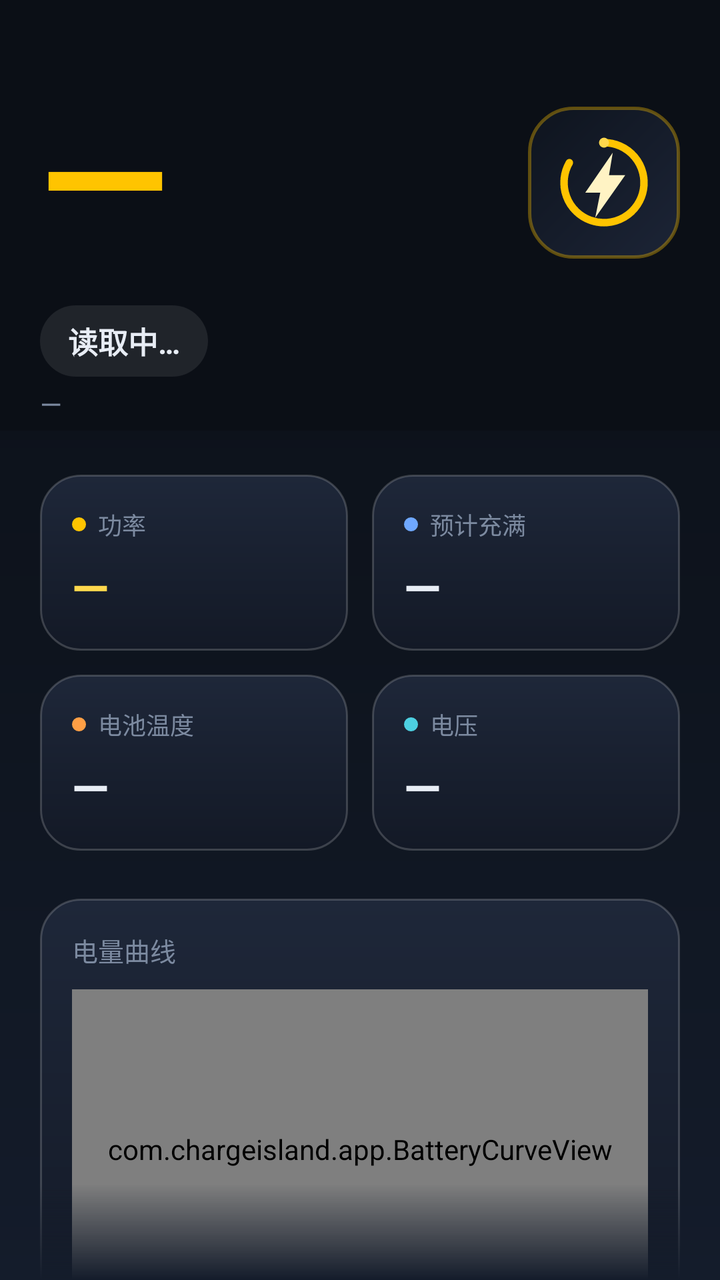
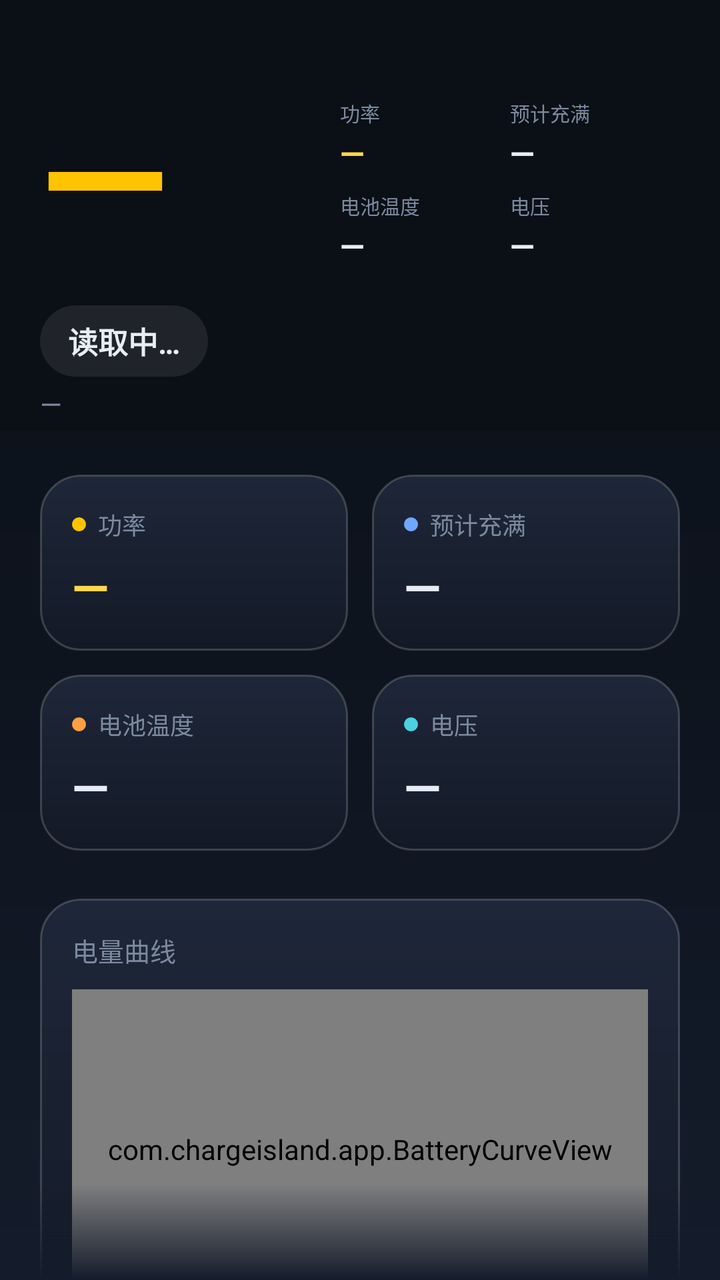

Two renders of the same Android screen: before a commit and after it. Below are the layout's source before the change and the commit's diff.
<!-- AndroidManifest.xml: activity theme android:Theme.Material.NoActionBar -->
<!-- res/layout/activity_main.xml -->
<?xml version="1.0" encoding="utf-8"?>
<LinearLayout xmlns:android="http://schemas.android.com/apk/res/android"
    android:layout_width="match_parent"
    android:layout_height="match_parent"
    android:background="@drawable/bg_gradient"
    android:orientation="vertical">

    
    <LinearLayout
        android:id="@+id/header"
        android:layout_width="match_parent"
        android:layout_height="wrap_content"
        android:background="#0B0F16"
        android:orientation="vertical"
        android:paddingStart="20dp"
        android:paddingTop="28dp"
        android:paddingEnd="20dp"
        android:paddingBottom="4dp">

        
        <RelativeLayout
            android:layout_width="match_parent"
            android:layout_height="wrap_content"
            android:layout_marginTop="14dp">

            <TextView
                android:id="@+id/tvLevel"
                android:layout_width="wrap_content"
                android:layout_height="wrap_content"
                android:layout_centerVertical="true"
                android:includeFontPadding="false"
                android:text="—"
                android:textColor="#FFC400"
                android:textSize="84sp"
                android:textStyle="bold" />

            <ImageView
                android:id="@+id/ivBadge"
                android:layout_width="76dp"
                android:layout_height="76dp"
                android:layout_alignParentEnd="true"
                android:layout_centerVertical="true"
                android:background="@drawable/badge_bg"
                android:contentDescription="充电进度岛徽章"
                android:padding="8dp"
                android:src="@drawable/ic_badge_ring" />
        </RelativeLayout>

        <TextView
            android:id="@+id/tvStatus"
            android:layout_width="wrap_content"
            android:layout_height="wrap_content"
            android:layout_marginTop="12dp"
            android:background="@drawable/pill_badge"
            android:includeFontPadding="false"
            android:paddingStart="14dp"
            android:paddingTop="7dp"
            android:paddingEnd="14dp"
            android:paddingBottom="7dp"
            android:text="读取中…"
            android:textColor="#E8EDF5"
            android:textSize="15sp"
            android:textStyle="bold" />

        <TextView
            android:id="@+id/tvPlug"
            android:layout_width="wrap_content"
            android:layout_height="wrap_content"
            android:layout_marginTop="4dp"
            android:text="—"
            android:textColor="#7C8AA0"
            android:textSize="14sp" />

        
        <LinearLayout
            android:id="@+id/miniBar"
            android:layout_width="match_parent"
            android:layout_height="wrap_content"
            android:layout_marginTop="12dp"
            android:baselineAligned="false"
            android:orientation="horizontal"
            android:visibility="gone">

            <LinearLayout
                android:layout_width="0dp"
                android:layout_height="wrap_content"
                android:layout_weight="1"
                android:orientation="vertical">

                <TextView
                    android:layout_width="wrap_content"
                    android:layout_height="wrap_content"
                    android:text="功率"
                    android:textColor="#7C8AA0"
                    android:textSize="10sp" />

                <TextView
                    android:id="@+id/tvPowerMini"
                    android:layout_width="wrap_content"
                    android:layout_height="wrap_content"
                    android:layout_marginTop="2dp"
                    android:text="—"
                    android:textColor="#FFD84D"
                    android:textSize="16sp"
                    android:textStyle="bold" />
            </LinearLayout>

            <LinearLayout
                android:layout_width="0dp"
                android:layout_height="wrap_content"
                android:layout_weight="1"
                android:orientation="vertical">

                <TextView
                    android:id="@+id/tvEtaLabelMini"
                    android:layout_width="wrap_content"
                    android:layout_height="wrap_content"
                    android:text="预计充满"
                    android:textColor="#7C8AA0"
                    android:textSize="10sp" />

                <TextView
                    android:id="@+id/tvEtaMini"
                    android:layout_width="wrap_content"
                    android:layout_height="wrap_content"
                    android:layout_marginTop="2dp"
                    android:text="—"
                    android:textColor="#E8EDF5"
                    android:textSize="16sp"
                    android:textStyle="bold" />
            </LinearLayout>

            <LinearLayout
                android:layout_width="0dp"
                android:layout_height="wrap_content"
                android:layout_weight="1"
                android:orientation="vertical">

                <TextView
                    android:layout_width="wrap_content"
                    android:layout_height="wrap_content"
                    android:text="电池温度"
                    android:textColor="#7C8AA0"
                    android:textSize="10sp" />

                <TextView
                    android:id="@+id/tvTempMini"
                    android:layout_width="wrap_content"
                    android:layout_height="wrap_content"
                    android:layout_marginTop="2dp"
                    android:text="—"
                    android:textColor="#E8EDF5"
                    android:textSize="16sp"
                    android:textStyle="bold" />
            </LinearLayout>

            <LinearLayout
                android:layout_width="0dp"
                android:layout_height="wrap_content"
                android:layout_weight="1"
                android:orientation="vertical">

                <TextView
                    android:layout_width="wrap_content"
                    android:layout_height="wrap_content"
                    android:text="电压"
                    android:textColor="#7C8AA0"
                    android:textSize="10sp" />

                <TextView
                    android:id="@+id/tvVoltageMini"
                    android:layout_width="wrap_content"
                    android:layout_height="wrap_content"
                    android:layout_marginTop="2dp"
                    android:text="—"
                    android:textColor="#E8EDF5"
                    android:textSize="16sp"
                    android:textStyle="bold" />
            </LinearLayout>
        </LinearLayout>
    </LinearLayout>

    <ScrollView
        android:id="@+id/contentScroll"
        android:layout_width="match_parent"
        android:layout_height="0dp"
        android:layout_weight="1"
        android:fadingEdgeLength="48dp"
        android:fillViewport="true"
        android:overScrollMode="never"
        android:requiresFadingEdge="vertical"
        android:scrollbars="none">

        <LinearLayout
            android:layout_width="match_parent"
            android:layout_height="wrap_content"
            android:orientation="vertical"
            android:paddingStart="20dp"
            android:paddingTop="16dp"
            android:paddingEnd="20dp"
            android:paddingBottom="24dp">

            <LinearLayout
                android:layout_width="match_parent"
                android:layout_height="wrap_content"
                android:layout_marginTop="6dp"
                android:baselineAligned="false"
                android:orientation="horizontal">

                <LinearLayout
                    android:layout_width="0dp"
                    android:layout_height="wrap_content"
                    android:layout_weight="1"
                    android:background="@drawable/card_bg"
                    android:orientation="vertical"
                    android:padding="16dp">

                    <LinearLayout
                        android:layout_width="wrap_content"
                        android:layout_height="wrap_content"
                        android:gravity="center_vertical"
                        android:orientation="horizontal">

                        <View
                            android:layout_width="7dp"
                            android:layout_height="7dp"
                            android:layout_marginEnd="6dp"
                            android:background="@drawable/dot_power" />

                        <TextView
                            android:layout_width="wrap_content"
                            android:layout_height="wrap_content"
                            android:text="功率"
                            android:textColor="#7C8AA0"
                            android:textSize="12sp" />
                    </LinearLayout>

                    <TextView
                        android:id="@+id/tvPower"
                        android:layout_width="wrap_content"
                        android:layout_height="wrap_content"
                        android:layout_marginTop="6dp"
                        android:text="—"
                        android:textColor="#FFD84D"
                        android:textSize="24sp"
                        android:textStyle="bold" />
                </LinearLayout>

                <LinearLayout
                    android:layout_width="0dp"
                    android:layout_height="wrap_content"
                    android:layout_marginStart="12dp"
                    android:layout_weight="1"
                    android:background="@drawable/card_bg"
                    android:orientation="vertical"
                    android:padding="16dp">

                    <LinearLayout
                        android:layout_width="wrap_content"
                        android:layout_height="wrap_content"
                        android:gravity="center_vertical"
                        android:orientation="horizontal">

                        <View
                            android:layout_width="7dp"
                            android:layout_height="7dp"
                            android:layout_marginEnd="6dp"
                            android:background="@drawable/dot_eta" />

                        <TextView
                            android:id="@+id/tvEtaLabel"
                            android:layout_width="wrap_content"
                            android:layout_height="wrap_content"
                            android:text="预计充满"
                            android:textColor="#7C8AA0"
                            android:textSize="12sp" />
                    </LinearLayout>

                    <TextView
                        android:id="@+id/tvEta"
                        android:layout_width="wrap_content"
                        android:layout_height="wrap_content"
                        android:layout_marginTop="6dp"
                        android:text="—"
                        android:textColor="#E8EDF5"
                        android:textSize="24sp"
                        android:textStyle="bold" />
                </LinearLayout>
            </LinearLayout>

            <LinearLayout
                android:layout_width="match_parent"
                android:layout_height="wrap_content"
                android:layout_marginTop="12dp"
                android:baselineAligned="false"
                android:orientation="horizontal">

                <LinearLayout
                    android:layout_width="0dp"
                    android:layout_height="wrap_content"
                    android:layout_weight="1"
                    android:background="@drawable/card_bg"
                    android:orientation="vertical"
                    android:padding="16dp">

                    <LinearLayout
                        android:layout_width="wrap_content"
                        android:layout_height="wrap_content"
                        android:gravity="center_vertical"
                        android:orientation="horizontal">

                        <View
                            android:layout_width="7dp"
                            android:layout_height="7dp"
                            android:layout_marginEnd="6dp"
                            android:background="@drawable/dot_temp" />

                        <TextView
                            android:layout_width="wrap_content"
                            android:layout_height="wrap_content"
                            android:text="电池温度"
                            android:textColor="#7C8AA0"
                            android:textSize="12sp" />
                    </LinearLayout>

                    <TextView
                        android:id="@+id/tvTemp"
                        android:layout_width="wrap_content"
                        android:layout_height="wrap_content"
                        android:layout_marginTop="6dp"
                        android:text="—"
                        android:textColor="#E8EDF5"
                        android:textSize="24sp"
                        android:textStyle="bold" />
                </LinearLayout>

                <LinearLayout
                    android:layout_width="0dp"
                    android:layout_height="wrap_content"
                    android:layout_marginStart="12dp"
                    android:layout_weight="1"
                    android:background="@drawable/card_bg"
                    android:orientation="vertical"
                    android:padding="16dp">

                    <LinearLayout
                        android:layout_width="wrap_content"
                        android:layout_height="wrap_content"
                        android:gravity="center_vertical"
                        android:orientation="horizontal">

                        <View
                            android:layout_width="7dp"
                            android:layout_height="7dp"
                            android:layout_marginEnd="6dp"
                            android:background="@drawable/dot_voltage" />

                        <TextView
                            android:layout_width="wrap_content"
                            android:layout_height="wrap_content"
                            android:text="电压"
                            android:textColor="#7C8AA0"
                            android:textSize="12sp" />
                    </LinearLayout>

                    <TextView
                        android:id="@+id/tvVoltage"
                        android:layout_width="wrap_content"
                        android:layout_height="wrap_content"
                        android:layout_marginTop="6dp"
                        android:text="—"
                        android:textColor="#E8EDF5"
                        android:textSize="24sp"
                        android:textStyle="bold" />
                </LinearLayout>
            </LinearLayout>

            <LinearLayout
                android:layout_width="match_parent"
                android:layout_height="wrap_content"
                android:layout_marginTop="24dp"
                android:background="@drawable/card_bg"
                android:orientation="vertical"
                android:padding="16dp">

                <TextView
                    android:layout_width="wrap_content"
                    android:layout_height="wrap_content"
                    android:text="电量曲线"
                    android:textColor="#7C8AA0"
                    android:textSize="13sp" />

                <com.chargeisland.app.BatteryCurveView
                    android:id="@+id/curve"
                    android:layout_width="match_parent"
                    android:layout_height="160dp"
                    android:layout_marginTop="10dp" />
            </LinearLayout>

            <Button
                android:id="@+id/btnToggle"
                android:layout_width="match_parent"
                android:layout_height="56dp"
                android:layout_marginTop="26dp"
                android:background="@drawable/btn_primary_bg"
                android:text="开始监控充电进度"
                android:textColor="#10151F"
                android:textSize="16sp"
                android:textStyle="bold" />

            <LinearLayout
                android:layout_width="match_parent"
                android:layout_height="wrap_content"
                android:layout_marginTop="16dp"
                android:gravity="center_vertical"
                android:orientation="horizontal">

                <TextView
                    android:id="@+id/tvPromoted"
                    android:layout_width="0dp"
                    android:layout_height="wrap_content"
                    android:layout_weight="1"
                    android:text="实时动态：检测中…"
                    android:textColor="#7C8AA0"
                    android:textSize="13sp" />
            </LinearLayout>

            <LinearLayout
                android:layout_width="match_parent"
                android:layout_height="wrap_content"
                android:layout_marginTop="10dp"
                android:orientation="horizontal">

                <Button
                    android:id="@+id/btnLiveSettings"
                    android:layout_width="0dp"
                    android:layout_height="44dp"
                    android:layout_weight="1"
                    android:background="@drawable/btn_ghost_bg"
                    android:text="实时动态设置"
                    android:textColor="#6FA8FF"
                    android:textSize="12sp" />

                <Button
                    android:id="@+id/btnCheckUpdate"
                    android:layout_width="0dp"
                    android:layout_height="44dp"
                    android:layout_marginStart="10dp"
                    android:layout_weight="1"
                    android:background="@drawable/btn_ghost_bg"
                    android:text="检查更新"
                    android:textColor="#6FA8FF"
                    android:textSize="12sp" />

                <Button
                    android:id="@+id/btnChangelog"
                    android:layout_width="0dp"
                    android:layout_height="44dp"
                    android:layout_marginStart="10dp"
                    android:layout_weight="1"
                    android:background="@drawable/btn_ghost_bg"
                    android:text="更新日志"
                    android:textColor="#6FA8FF"
                    android:textSize="12sp" />
            </LinearLayout>

            <TextView
                android:id="@+id/tvHint"
                android:layout_width="match_parent"
                android:layout_height="wrap_content"
                android:layout_marginTop="14dp"
                android:layout_marginBottom="8dp"
                android:lineSpacingExtra="3dp"
                android:text="开启后常驻通知并请求实时动态提升；插电或开机时自动启动，无需手动确认。若背屏未显示充电进度：请到 设置 → 妙享背屏 → 背屏通知，开启「背屏通知」与「显示通知详情」。"
                android:textColor="#7C8AA0"
                android:textSize="13sp" />
        </LinearLayout>
    </ScrollView>
</LinearLayout>
<!-- resources referenced by this layout -->
<resources>
  <!-- drawable badge_bg (drawable) -->
  <?xml version="1.0" encoding="utf-8"?>
  <shape xmlns:android="http://schemas.android.com/apk/res/android">
      <gradient
          android:angle="135"
          android:endColor="#0E141E"
          android:startColor="#1C2436" />
      <stroke
          android:width="1.5dp"
          android:color="#59FFC400" />
      <corners android:radius="22dp" />
  </shape>
  <!-- drawable bg_gradient (drawable) -->
  <?xml version="1.0" encoding="utf-8"?>
  <shape xmlns:android="http://schemas.android.com/apk/res/android">
      <gradient
          android:angle="270"
          android:startColor="#0B0F16"
          android:centerColor="#0E141E"
          android:endColor="#141C2B"
          android:type="linear" />
  </shape>
  <!-- drawable btn_ghost_bg (drawable) -->
  <?xml version="1.0" encoding="utf-8"?>
  <shape xmlns:android="http://schemas.android.com/apk/res/android">
      <solid android:color="#1A2130" />
      <stroke
          android:width="1dp"
          android:color="#3AFFFFFF" />
      <corners android:radius="99dp" />
  </shape>
  <!-- drawable btn_primary_bg (drawable) -->
  <?xml version="1.0" encoding="utf-8"?>
  <shape xmlns:android="http://schemas.android.com/apk/res/android">
      <gradient
          android:angle="0"
          android:startColor="#FFD84D"
          android:endColor="#FFA726"
          android:type="linear" />
      <corners android:radius="26dp" />
  </shape>
  <!-- drawable card_bg (drawable) -->
  <?xml version="1.0" encoding="utf-8"?>
  <shape xmlns:android="http://schemas.android.com/apk/res/android">
      <gradient
          android:angle="270"
          android:endColor="#131926"
          android:startColor="#1E2739" />
      <stroke
          android:width="1dp"
          android:color="#2EFFFFFF" />
      <corners android:radius="20dp" />
  </shape>
  <!-- drawable dot_eta (drawable) -->
  <?xml version="1.0" encoding="utf-8"?>
  <shape xmlns:android="http://schemas.android.com/apk/res/android" android:shape="oval">
      <solid android:color="#6FA8FF" />
      <size
          android:width="7dp"
          android:height="7dp" />
  </shape>
  <!-- drawable dot_power (drawable) -->
  <?xml version="1.0" encoding="utf-8"?>
  <shape xmlns:android="http://schemas.android.com/apk/res/android" android:shape="oval">
      <solid android:color="#FFC400" />
      <size
          android:width="7dp"
          android:height="7dp" />
  </shape>
  <!-- drawable dot_temp (drawable) -->
  <?xml version="1.0" encoding="utf-8"?>
  <shape xmlns:android="http://schemas.android.com/apk/res/android" android:shape="oval">
      <solid android:color="#FF9F45" />
      <size
          android:width="7dp"
          android:height="7dp" />
  </shape>
  <!-- drawable dot_voltage (drawable) -->
  <?xml version="1.0" encoding="utf-8"?>
  <shape xmlns:android="http://schemas.android.com/apk/res/android" android:shape="oval">
      <solid android:color="#4DD0E1" />
      <size
          android:width="7dp"
          android:height="7dp" />
  </shape>
  <!-- drawable ic_badge_ring (drawable) -->
  <?xml version="1.0" encoding="utf-8"?>
  <vector xmlns:android="http://schemas.android.com/apk/res/android"
      android:width="76dp"
      android:height="76dp"
      android:viewportWidth="96"
      android:viewportHeight="96">
  
      
      <path
          android:pathData="M48,16 A32,32 0 1 1 20.3,32"
          android:strokeColor="#FFC400"
          android:strokeLineCap="round"
          android:strokeWidth="6" />
  
      
      <path
          android:fillColor="#FFD84D"
          android:pathData="M48,16 m-4,0 a4,4 0 1,0 8,0 a4,4 0 1,0 -8,0" />
  
      
      <path
          android:fillColor="#FFF3C4"
          android:pathData="M55,24 L33,56 L45,56 L41,76 L65,42 L52,42 Z" />
  </vector>
  <!-- drawable pill_badge (drawable) -->
  <?xml version="1.0" encoding="utf-8"?>
  <shape xmlns:android="http://schemas.android.com/apk/res/android">
      <solid android:color="#16FFFFFF" />
      <corners android:radius="99dp" />
  </shape>
</resources>

<!-- the commit's change to res/layout/activity_main.xml (unified diff, before → after) -->
@@ -34,16 +34,127 @@
                 android:textSize="84sp"
                 android:textStyle="bold" />
 
-            <ImageView
-                android:id="@+id/ivBadge"
-                android:layout_width="76dp"
-                android:layout_height="76dp"
+            <LinearLayout
+                android:id="@+id/miniBar"
+                android:layout_width="170dp"
+                android:layout_height="wrap_content"
                 android:layout_alignParentEnd="true"
                 android:layout_centerVertical="true"
-                android:background="@drawable/badge_bg"
-                android:contentDescription="充电进度岛徽章"
-                android:padding="8dp"
-                android:src="@drawable/ic_badge_ring" />
+                android:baselineAligned="false"
+                android:orientation="vertical">
+
+                <LinearLayout
+                    android:layout_width="match_parent"
+                    android:layout_height="wrap_content"
+                    android:baselineAligned="false"
+                    android:orientation="horizontal">
+
+                    <LinearLayout
+                        android:layout_width="0dp"
+                        android:layout_height="wrap_content"
+                        android:layout_weight="1"
+                        android:orientation="vertical">
+
+                        <TextView
+                            android:layout_width="wrap_content"
+                            android:layout_height="wrap_content"
+                            android:text="功率"
+                            android:textColor="#7C8AA0"
+                            android:textSize="10sp" />
+
+                        <TextView
+                            android:id="@+id/tvPowerMini"
+                            android:layout_width="wrap_content"
+                            android:layout_height="wrap_content"
+                            android:layout_marginTop="2dp"
+                            android:text="—"
+                            android:textColor="#FFD84D"
+                            android:textSize="16sp"
+                            android:textStyle="bold" />
+                    </LinearLayout>
+
+                    <LinearLayout
+                        android:layout_width="0dp"
+                        android:layout_height="wrap_content"
+                        android:layout_weight="1"
+                        android:orientation="vertical">
+
+                        <TextView
+                            android:id="@+id/tvEtaLabelMini"
+                            android:layout_width="wrap_content"
+                            android:layout_height="wrap_content"
+                            android:text="预计充满"
+                            android:textColor="#7C8AA0"
+                            android:textSize="10sp" />
+
+                        <TextView
+                            android:id="@+id/tvEtaMini"
+                            android:layout_width="wrap_content"
+                            android:layout_height="wrap_content"
+                            android:layout_marginTop="2dp"
+                            android:text="—"
+                            android:textColor="#E8EDF5"
+                            android:textSize="16sp"
+                            android:textStyle="bold" />
+                    </LinearLayout>
+                </LinearLayout>
+
+                <LinearLayout
+                    android:layout_width="match_parent"
+                    android:layout_height="wrap_content"
+                    android:layout_marginTop="8dp"
+                    android:baselineAligned="false"
+                    android:orientation="horizontal">
+
+                    <LinearLayout
+                        android:layout_width="0dp"
+                        android:layout_height="wrap_content"
+                        android:layout_weight="1"
+                        android:orientation="vertical">
+
+                        <TextView
+                            android:layout_width="wrap_content"
+                            android:layout_height="wrap_content"
+                            android:text="电池温度"
+                            android:textColor="#7C8AA0"
+                            android:textSize="10sp" />
+
+                        <TextView
+                            android:id="@+id/tvTempMini"
+                            android:layout_width="wrap_content"
+                            android:layout_height="wrap_content"
+                            android:layout_marginTop="2dp"
+                            android:text="—"
+                            android:textColor="#E8EDF5"
+                            android:textSize="16sp"
+                            android:textStyle="bold" />
+                    </LinearLayout>
+
+                    <LinearLayout
+                        android:layout_width="0dp"
+                        android:layout_height="wrap_content"
+                        android:layout_weight="1"
+                        android:orientation="vertical">
+
+                        <TextView
+                            android:layout_width="wrap_content"
+                            android:layout_height="wrap_content"
+                            android:text="电压"
+                            android:textColor="#7C8AA0"
+                            android:textSize="10sp" />
+
+                        <TextView
+                            android:id="@+id/tvVoltageMini"
+                            android:layout_width="wrap_content"
+                            android:layout_height="wrap_content"
+                            android:layout_marginTop="2dp"
+                            android:text="—"
+                            android:textColor="#E8EDF5"
+                            android:textSize="16sp"
+                            android:textStyle="bold" />
+                    </LinearLayout>
+                </LinearLayout>
+            </LinearLayout>
         </RelativeLayout>
 
         <TextView
@@ -70,114 +181,6 @@
             android:text="—"
             android:textColor="#7C8AA0"
             android:textSize="14sp" />
-
-        
-        <LinearLayout
-            android:id="@+id/miniBar"
-            android:layout_width="match_parent"
-            android:layout_height="wrap_content"
-            android:layout_marginTop="12dp"
-            android:baselineAligned="false"
-            android:orientation="horizontal"
-            android:visibility="gone">
-
-            <LinearLayout
-                android:layout_width="0dp"
-                android:layout_height="wrap_content"
-                android:layout_weight="1"
-                android:orientation="vertical">
-
-                <TextView
-                    android:layout_width="wrap_content"
-                    android:layout_height="wrap_content"
-                    android:text="功率"
-                    android:textColor="#7C8AA0"
-                    android:textSize="10sp" />
-
-                <TextView
-                    android:id="@+id/tvPowerMini"
-                    android:layout_width="wrap_content"
-                    android:layout_height="wrap_content"
-                    android:layout_marginTop="2dp"
-                    android:text="—"
-                    android:textColor="#FFD84D"
-                    android:textSize="16sp"
-                    android:textStyle="bold" />
-            </LinearLayout>
-
-            <LinearLayout
-                android:layout_width="0dp"
-                android:layout_height="wrap_content"
-                android:layout_weight="1"
-                android:orientation="vertical">
-
-                <TextView
-                    android:id="@+id/tvEtaLabelMini"
-                    android:layout_width="wrap_content"
-                    android:layout_height="wrap_content"
-                    android:text="预计充满"
-                    android:textColor="#7C8AA0"
-                    android:textSize="10sp" />
-
-                <TextView
-                    android:id="@+id/tvEtaMini"
-                    android:layout_width="wrap_content"
-                    android:layout_height="wrap_content"
-                    android:layout_marginTop="2dp"
-                    android:text="—"
-                    android:textColor="#E8EDF5"
-                    android:textSize="16sp"
-                    android:textStyle="bold" />
-            </LinearLayout>
-
-            <LinearLayout
-                android:layout_width="0dp"
-                android:layout_height="wrap_content"
-                android:layout_weight="1"
-                android:orientation="vertical">
-
-                <TextView
-                    android:layout_width="wrap_content"
-                    android:layout_height="wrap_content"
-                    android:text="电池温度"
-                    android:textColor="#7C8AA0"
-                    android:textSize="10sp" />
-
-                <TextView
-                    android:id="@+id/tvTempMini"
-                    android:layout_width="wrap_content"
-                    android:layout_height="wrap_content"
-                    android:layout_marginTop="2dp"
-                    android:text="—"
-                    android:textColor="#E8EDF5"
-                    android:textSize="16sp"
-                    android:textStyle="bold" />
-            </LinearLayout>
-
-            <LinearLayout
-                android:layout_width="0dp"
-                android:layout_height="wrap_content"
-                android:layout_weight="1"
-                android:orientation="vertical">
-
-                <TextView
-                    android:layout_width="wrap_content"
-                    android:layout_height="wrap_content"
-                    android:text="电压"
-                    android:textColor="#7C8AA0"
-                    android:textSize="10sp" />
-
-                <TextView
-                    android:id="@+id/tvVoltageMini"
-                    android:layout_width="wrap_content"
-                    android:layout_height="wrap_content"
-                    android:layout_marginTop="2dp"
-                    android:text="—"
-                    android:textColor="#E8EDF5"
-                    android:textSize="16sp"
-                    android:textStyle="bold" />
-            </LinearLayout>
-        </LinearLayout>
     </LinearLayout>
 
     <ScrollView
<!-- resource entries referenced after the edit -->
@@ -1,17 +1,5 @@
 <!-- resources referenced by this layout -->
 <resources>
-  <!-- drawable badge_bg (drawable) -->
-  <?xml version="1.0" encoding="utf-8"?>
-  <shape xmlns:android="http://schemas.android.com/apk/res/android">
-      <gradient
-          android:angle="135"
-          android:endColor="#0E141E"
-          android:startColor="#1C2436" />
-      <stroke
-          android:width="1.5dp"
-          android:color="#59FFC400" />
-      <corners android:radius="22dp" />
-  </shape>
   <!-- drawable bg_gradient (drawable) -->
   <?xml version="1.0" encoding="utf-8"?>
   <shape xmlns:android="http://schemas.android.com/apk/res/android">
@@ -85,31 +73,6 @@
           android:width="7dp"
           android:height="7dp" />
   </shape>
-  <!-- drawable ic_badge_ring (drawable) -->
-  <?xml version="1.0" encoding="utf-8"?>
-  <vector xmlns:android="http://schemas.android.com/apk/res/android"
-      android:width="76dp"
-      android:height="76dp"
-      android:viewportWidth="96"
-      android:viewportHeight="96">
-  
-      
-      <path
-          android:pathData="M48,16 A32,32 0 1 1 20.3,32"
-          android:strokeColor="#FFC400"
-          android:strokeLineCap="round"
-          android:strokeWidth="6" />
-  
-      
-      <path
-          android:fillColor="#FFD84D"
-          android:pathData="M48,16 m-4,0 a4,4 0 1,0 8,0 a4,4 0 1,0 -8,0" />
-  
-      
-      <path
-          android:fillColor="#FFF3C4"
-          android:pathData="M55,24 L33,56 L45,56 L41,76 L65,42 L52,42 Z" />
-  </vector>
   <!-- drawable pill_badge (drawable) -->
   <?xml version="1.0" encoding="utf-8"?>
   <shape xmlns:android="http://schemas.android.com/apk/res/android">
